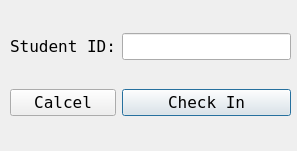
This is client/ui/manual.ui in facersys/FaceR_GUI as Qt 5 draws it before an edit. The edited form follows.
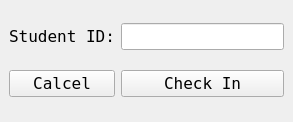
This is the edited form.

Patch:
```diff
--- a/client/ui/manual.ui
+++ b/client/ui/manual.ui
@@ -1,13 +1,13 @@
 <?xml version="1.0" encoding="UTF-8"?>
 <ui version="4.0">
  <class>manual_check_in</class>
- <widget class="QDialog" name="manual_check_in">
+ <widget class="QMainWindow" name="manual_check_in">
   <property name="geometry">
    <rect>
     <x>0</x>
     <y>0</y>
-    <width>297</width>
-    <height>151</height>
+    <width>293</width>
+    <height>122</height>
    </rect>
   </property>
   <property name="font">
@@ -19,40 +19,32 @@
   <property name="windowTitle">
    <string>Manual Check In</string>
   </property>
-  <widget class="QWidget" name="gridLayoutWidget">
-   <property name="geometry">
-    <rect>
-     <x>10</x>
-     <y>10</y>
-     <width>281</width>
-     <height>131</height>
-    </rect>
-   </property>
+  <widget class="QWidget" name="centralwidget">
    <layout class="QGridLayout" name="gridLayout">
-    <item row="0" column="0">
+    <item row="0" column="3">
+     <widget class="QLineEdit" name="sid_input"/>
+    </item>
+    <item row="0" column="2">
      <widget class="QLabel" name="label">
       <property name="text">
        <string>Student ID:</string>
       </property>
      </widget>
     </item>
-    <item row="0" column="1">
-     <widget class="QLineEdit" name="sid_input"/>
-    </item>
-    <item row="1" column="1">
-     <widget class="QPushButton" name="check_in_btn">
-      <property name="text">
-       <string>Check In</string>
-      </property>
-     </widget>
-    </item>
-    <item row="1" column="0">
+    <item row="1" column="2">
      <widget class="QPushButton" name="calcel_btn">
       <property name="text">
        <string>Calcel</string>
       </property>
      </widget>
     </item>
+    <item row="1" column="3">
+     <widget class="QPushButton" name="check_in_btn">
+      <property name="text">
+       <string>Check In</string>
+      </property>
+     </widget>
+    </item>
    </layout>
   </widget>
  </widget>
```
Left out of the diff: 10 changed lines with no effect on the pictures.
